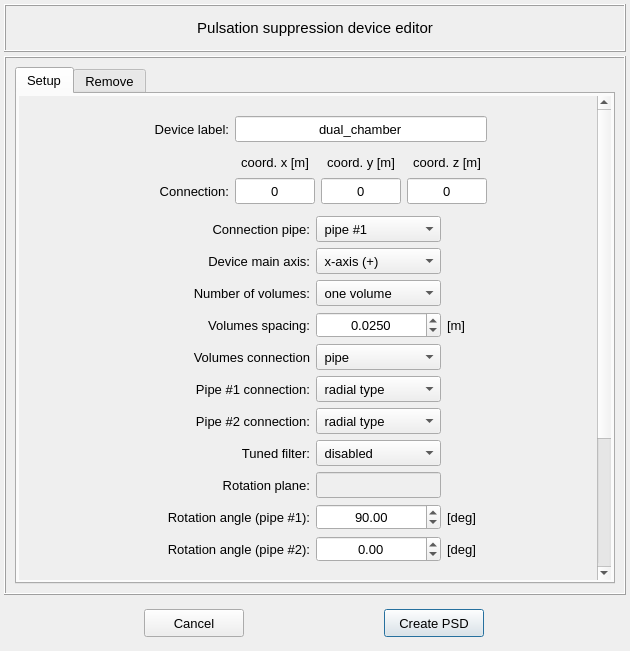
Qt form pulse/interface/data/ui_files/model/editor/pulsation_suppression_device_input.ui (open-pulse/OpenPulse) before a commit.
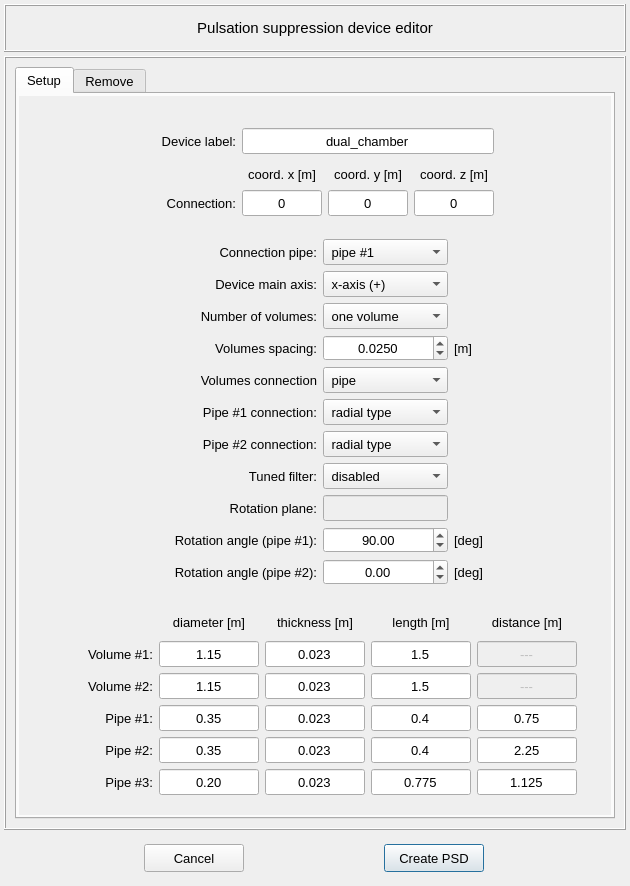
The same form after that commit.

What changed in the file:
```diff
--- a/pulse/interface/data/ui_files/model/editor/pulsation_suppression_device_input.ui
+++ b/pulse/interface/data/ui_files/model/editor/pulsation_suppression_device_input.ui
@@ -7,7 +7,7 @@
     <x>0</x>
     <y>0</y>
     <width>630</width>
-    <height>651</height>
+    <height>886</height>
    </rect>
   </property>
   <property name="windowTitle">
@@ -145,10 +145,10 @@
          <string>Create PSD</string>
         </property>
         <property name="autoDefault">
-         <bool>true</bool>
+         <bool>false</bool>
         </property>
         <property name="default">
-         <bool>false</bool>
+         <bool>true</bool>
         </property>
         <property name="flat">
          <bool>false</bool>
@@ -181,7 +181,7 @@
          <string>Cancel</string>
         </property>
         <property name="autoDefault">
-         <bool>true</bool>
+         <bool>false</bool>
         </property>
         <property name="default">
          <bool>false</bool>
@@ -246,8 +246,8 @@
               <rect>
                <x>0</x>
                <y>0</y>
-               <width>573</width>
-               <height>688</height>
+               <width>590</width>
+               <height>719</height>
               </rect>
              </property>
              <layout class="QGridLayout" name="gridLayout_8">
```
Left out of the diff: 52 changed lines with no effect on the pictures.
